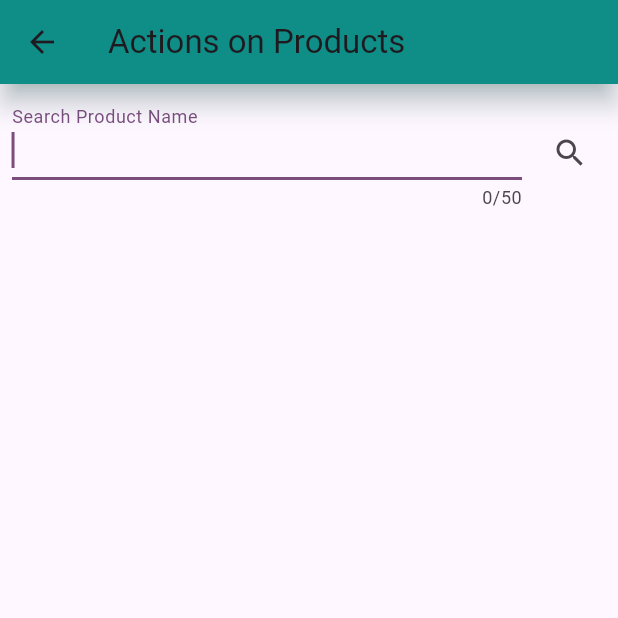
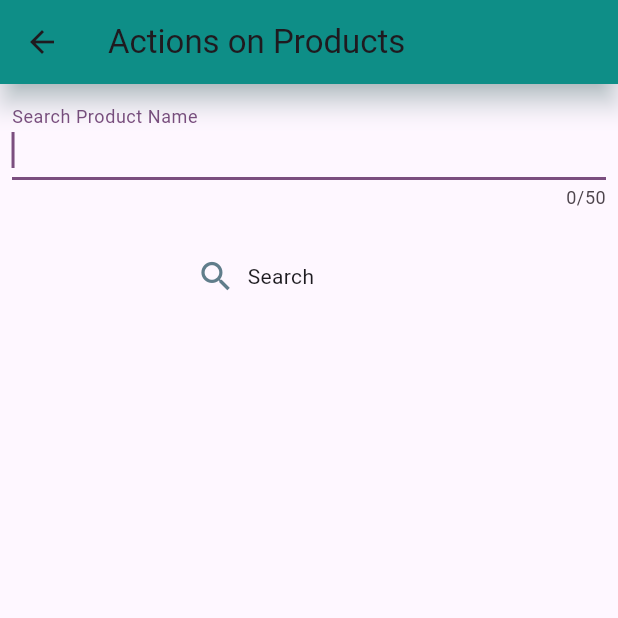
Before and after one commit to ChiragSuthar001/flutter_task, a Flutter app: the screen it shows after launch, after a tap on "Search Products", on a phone screen of 412 x 824 dp, the top half of it. Run offline on Flutter 3.47's test engine with Material 2 defaults, Android fonts, the light colour scheme and no system bars; our stand-ins replace bloc, flutter_bloc; network calls fail.

```diff
--- a/lib/models/product_model.dart
+++ b/lib/models/product_model.dart
@@ -18,7 +18,7 @@ class ProductModel {
         title = json['title'],
         description = json['description'],
         price = json['price'],
-        discountPercentage = json['discountPercentage'],
+        discountPercentage = json['discountPercentage'] + 0.0,
         rating = json['rating'] + 0.00,
         stock = json['stock'],
         brand = json['brand'],
--- a/lib/screens/product_screen/search_product.dart
+++ b/lib/screens/product_screen/search_product.dart
@@ -10,22 +10,14 @@ class SearchProduct extends StatelessWidget {
   Widget build(BuildContext context) {
     String query = '';
 
-    return Scaffold(
-      appBar: AppBar(
-        backgroundColor: Colors.teal,
-        title: const Text('Actions on Products'),
-        shadowColor: const Color.fromARGB(160, 0, 106, 96),
-        elevation: 7,
-      ),
-      body: Padding(
-        padding: const EdgeInsets.all(8.0),
-        child: Form(
+    Widget content;
+
+    if (searchByName) {
+      content = Form(
         key: formKey,
-          child: Row(
+        child: Column(
           children: [
-              Expanded(
-                child: searchByName
-                    ? TextFormField(
+            TextFormField(
               maxLength: 50,
               initialValue: query,
               validator: (value) {
@@ -42,8 +34,47 @@ class SearchProduct extends StatelessWidget {
               ),
               onSaved: (value) => query = value!,
               autofocus: true,
-                      )
-                    : TextFormField(
+            ),
+            const SizedBox(height: 20),
+            IconButton(
+                onPressed: () {
+                  if (formKey.currentState!.validate()) {
+                    formKey.currentState!.save();
+                    Navigator.of(context).push(
+                      MaterialPageRoute(
+                        builder: (ctx) => ProductsScreen(
+                          productPageType: searchByName
+                              ? ProductPage.searchProductByName
+                              : ProductPage.searchProductById,
+                          query: query,
+                        ),
+                      ),
+                    );
+                  }
+                },
+                style: const ButtonStyle(
+                  iconColor: MaterialStatePropertyAll(Colors.blueGrey),
+                ),
+                iconSize: 26,
+                icon: const SizedBox(
+                  width: 150,
+                  child: Row(
+                    children: [
+                      Icon(Icons.search),
+                      SizedBox(width: 8),
+                      Text('Search')
+                    ],
+                  ),
+                )),
+          ],
+        ),
+      );
+    } else {
+      content = Form(
+        key: formKey,
+        child: Column(
+          children: [
+            TextFormField(
               maxLength: 50,
               initialValue: query,
               validator: (value) {
@@ -62,8 +93,7 @@ class SearchProduct extends StatelessWidget {
               keyboardType: TextInputType.number,
               autofocus: true,
             ),
-              ),
-              const SizedBox(width: 8),
+            const Spacer(),
             IconButton(
               onPressed: () {
                 if (formKey.currentState!.validate()) {
@@ -84,7 +114,19 @@ class SearchProduct extends StatelessWidget {
             ),
           ],
         ),
+      );
+    }
+
+    return Scaffold(
+      appBar: AppBar(
+        backgroundColor: Colors.teal,
+        title: const Text('Actions on Products'),
+        shadowColor: const Color.fromARGB(160, 0, 106, 96),
+        elevation: 7,
       ),
+      body: Padding(
+        padding: const EdgeInsets.all(8.0),
+        child: content,
       ),
     );
   }
--- a/lib/widgets/product_tile.dart
+++ b/lib/widgets/product_tile.dart
@@ -30,6 +30,8 @@ class ProductTile extends StatelessWidget {
                 fit: BoxFit.cover,
                 height: 170,
                 width: double.infinity,
+                errorBuilder: (context, error, stackTrace) =>
+                    Image.asset("assets/images/placeholder.webp"),
               ),
               Padding(
                 padding: const EdgeInsets.all(12.0),
--- a/pubspec.yaml
+++ b/pubspec.yaml
@@ -1,10 +1,10 @@
 name: dummy_api
 description: A new Flutter project.
-publish_to: 'none'
+publish_to: "none"
 version: 0.1.0
 
 environment:
-  sdk: '>=3.0.5 <4.0.0'
+  sdk: ">=3.0.5 <4.0.0"
 
 dependencies:
   bloc: ^8.1.2
@@ -21,3 +21,5 @@ dev_dependencies:
 
 flutter:
   uses-material-design: true
+  assets:
+    - assets/images/placeholder.webp
```
Also changed, not shown: lib/screens/product_screen/bloc/products_bloc.dart (+21 -2 lines), lib/screens/product_screen/bloc/products_event.dart (+7 -0 lines), lib/screens/product_screen/product_screen.dart (+68 -23 lines), lib/utils/http_request.dart (+6 -1 lines), assets/images/placeholder.webp (added), lib/models/products_data_response.dart (renamed from lib/models/ProductsDataResponse.dart). Lines whose indentation alone changed are shown as unchanged.
